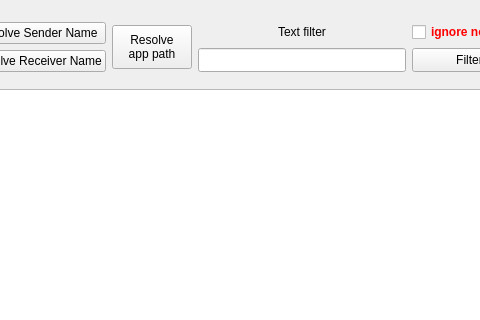
This is mainwindow.ui in jeyboy/sniffer as Qt 5 draws it before an edit; both pictures show x 135 to 615 and y 0 to 320 of the 856 by 596 pixel window. The edited form follows.
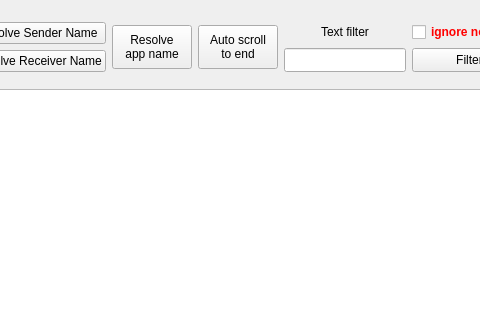
This is the edited form.

```diff
--- a/mainwindow.ui
+++ b/mainwindow.ui
@@ -74,7 +74,24 @@
          </property>
          <property name="text">
           <string>Resolve
-app path</string>
+app name</string>
+         </property>
+         <property name="checkable">
+          <bool>true</bool>
+         </property>
+        </widget>
+       </item>
+       <item>
+        <widget class="QPushButton" name="scrollEndBtn">
+         <property name="minimumSize">
+          <size>
+           <width>0</width>
+           <height>44</height>
+          </size>
+         </property>
+         <property name="text">
+          <string>Auto scroll
+to end</string>
          </property>
          <property name="checkable">
           <bool>true</bool>
```
